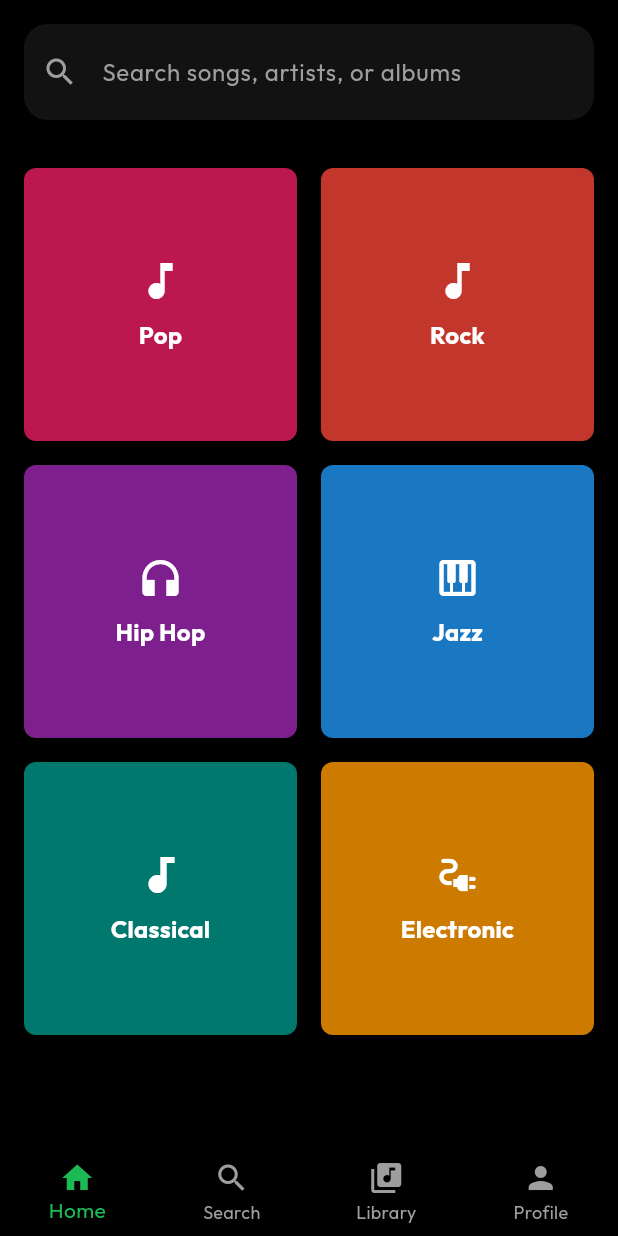
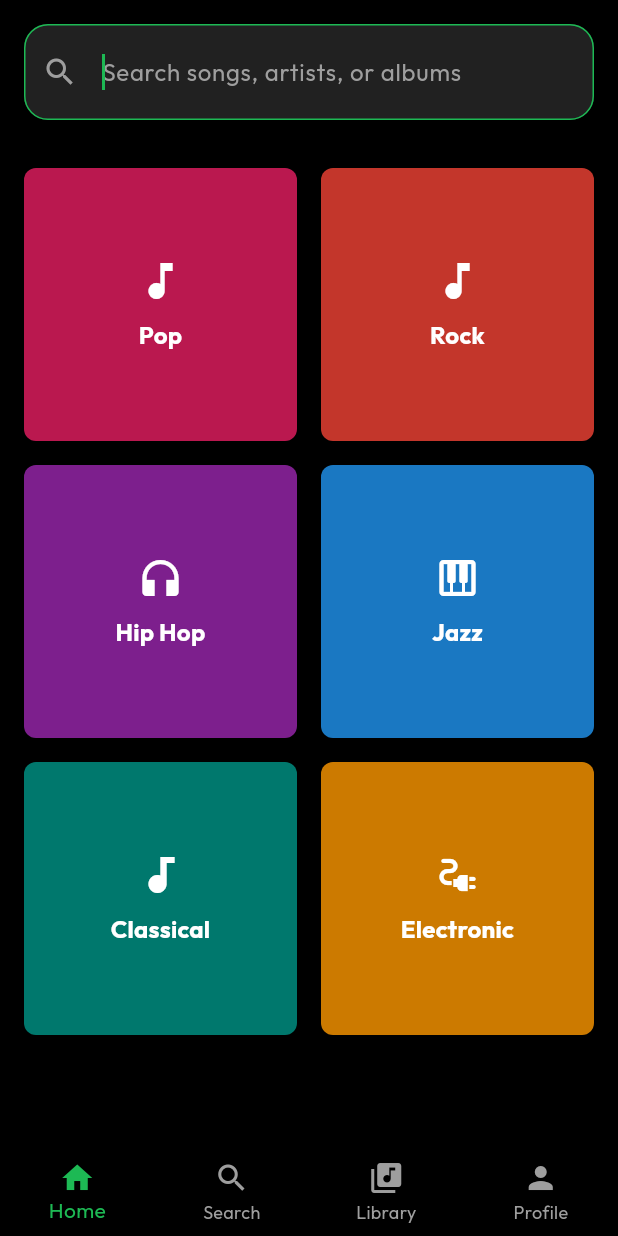
Before and after one commit to akibur-rahman/Auracle, a Flutter app: the SearchScreen screen opened by its route, on a phone screen of 412 x 824 dp. Run offline on Flutter 3.47's test engine with Material 3 defaults, Android fonts, the phone set to English and light mode, and no system bars; our stand-ins replace cached_network_image, cloud_firestore, file_picker, firebase_auth, firebase_core, firebase_storage and 9 more; missing offline and left inert: audio_session, fuzzywuzzy; accounts and stored records are empty; generated files the repository leaves out were written again; network calls fail.

Commit message:
added search feature
used fuzzywoozy for searching

```diff
--- a/lib/features/music/presentation/screens/search_screen.dart
+++ b/lib/features/music/presentation/screens/search_screen.dart
@@ -1,5 +1,8 @@
 import 'package:flutter/material.dart';
 import 'package:flutter_riverpod/flutter_riverpod.dart';
+import '../../application/search_provider.dart';
+import '../widgets/mini_player.dart';
+import '../widgets/track_list.dart';
 
 class SearchScreen extends ConsumerStatefulWidget {
   const SearchScreen({super.key});
@@ -14,118 +17,153 @@ class _SearchScreenState extends ConsumerState<SearchScreen> {
   bool _isSearching = false;
 
   @override
+  void initState() {
+    super.initState();
+    _searchFocusNode.requestFocus();
+  }
+
+  @override
   void dispose() {
     _searchController.dispose();
     _searchFocusNode.dispose();
     super.dispose();
   }
 
+  void _performSearch(String query) {
+    setState(() {
+      _isSearching = query.isNotEmpty;
+    });
+
+    if (query.isNotEmpty) {
+      ref.read(searchResultsProvider.notifier).search(query);
+    }
+  }
+
   @override
   Widget build(BuildContext context) {
+    final searchResults = ref.watch(searchResultsProvider);
+
     return Scaffold(
+      backgroundColor: Theme.of(context).colorScheme.background,
       body: SafeArea(
-        child: CustomScrollView(
-          slivers: [
+        child: Column(
+          children: [
             // Search Bar
-            SliverToBoxAdapter(
-              child: Padding(
+            Padding(
               padding: const EdgeInsets.all(16.0),
               child: TextField(
                 controller: _searchController,
                 focusNode: _searchFocusNode,
+                style: const TextStyle(color: Colors.white),
                 decoration: InputDecoration(
                   hintText: 'Search songs, artists, or albums',
-                    prefixIcon: const Icon(Icons.search),
-                    suffixIcon:
-                        _searchController.text.isNotEmpty
+                  prefixIcon: const Icon(Icons.search, color: Colors.grey),
+                  suffixIcon: _searchController.text.isNotEmpty
                       ? IconButton(
-                              icon: const Icon(Icons.clear),
+                          icon: const Icon(Icons.clear, color: Colors.grey),
                           onPressed: () {
                             _searchController.clear();
-                                setState(() {
-                                  _isSearching = false;
-                                });
+                            _performSearch('');
                           },
                         )
                       : null,
+                  filled: true,
+                  fillColor: Colors.grey[900],
+                  border: OutlineInputBorder(
+                    borderRadius: BorderRadius.circular(10),
+                    borderSide: BorderSide.none,
                   ),
-                  onChanged: (value) {
-                    setState(() {
-                      _isSearching = value.isNotEmpty;
-                    });
-                  },
                 ),
+                onChanged: _performSearch,
+                textInputAction: TextInputAction.search,
               ),
             ),
 
             // Search Results or Browse Categories
-            if (_isSearching)
-              const SliverToBoxAdapter(
-                child: Center(
-                  child: Padding(
-                    padding: EdgeInsets.all(16.0),
-                    child: Text('Search results will appear here'),
+            Expanded(
+              child: _isSearching
+                  ? searchResults.isEmpty
+                      ? _buildNoResults()
+                      : TrackList(
+                          songs: searchResults,
+                          scrollable: true,
+                        )
+                  : _buildBrowseCategories(),
+            ),
+
+            // Mini Player
+            const MiniPlayer(),
+          ],
         ),
       ),
-              )
-            else
-              SliverPadding(
+    );
+  }
+
+  Widget _buildNoResults() {
+    return Center(
+      child: Column(
+        mainAxisAlignment: MainAxisAlignment.center,
+        children: [
+          Icon(
+            Icons.search_off,
+            size: 64,
+            color: Theme.of(context).colorScheme.primary,
+          ),
+          const SizedBox(height: 16),
+          Text(
+            'No results found',
+            style: Theme.of(context).textTheme.titleLarge?.copyWith(
+                  color: Colors.white,
+                ),
+          ),
+          const SizedBox(height: 8),
+          Text(
+            'Try different keywords',
+            style: Theme.of(context).textTheme.bodyLarge?.copyWith(
+                  color: Colors.grey[400],
+                ),
+          ),
+        ],
+      ),
+    );
+  }
+
+  Widget _buildBrowseCategories() {
+    final categories = [
+      {'title': 'Pop', 'color': Colors.pink, 'icon': Icons.music_note},
+      {'title': 'Rock', 'color': Colors.red, 'icon': Icons.music_note},
+      {'title': 'Hip Hop', 'color': Colors.purple, 'icon': Icons.headphones},
+      {'title': 'Jazz', 'color': Colors.blue, 'icon': Icons.piano},
+      {'title': 'Classical', 'color': Colors.teal, 'icon': Icons.audiotrack},
+      {
+        'title': 'Electronic',
+        'color': Colors.orange,
+        'icon': Icons.electrical_services
+      },
+    ];
+
+    return GridView.builder(
       padding: const EdgeInsets.all(16.0),
-                sliver: SliverGrid(
       gridDelegate: const SliverGridDelegateWithFixedCrossAxisCount(
         crossAxisCount: 2,
         mainAxisSpacing: 16.0,
         crossAxisSpacing: 16.0,
         childAspectRatio: 1.0,
       ),
-                  delegate: SliverChildBuilderDelegate((context, index) {
-                    final categories = [
-                      {
-                        'title': 'Pop',
-                        'color': Colors.pink,
-                        'icon': Icons.music_note,
-                      },
-                      {
-                        'title': 'Rock',
-                        'color': Colors.red,
-                        'icon': Icons.music_note,
-                      },
-                      {
-                        'title': 'Hip Hop',
-                        'color': Colors.purple,
-                        'icon': Icons.headphones,
-                      },
-                      {
-                        'title': 'Jazz',
-                        'color': Colors.blue,
-                        'icon': Icons.piano,
-                      },
-                      {
-                        'title': 'Classical',
-                        'color': Colors.teal,
-                        'icon': Icons.audiotrack,
-                      },
-                      {
-                        'title': 'Electronic',
-                        'color': Colors.orange,
-                        'icon': Icons.electrical_services,
-                      },
-                    ];
-
-                    if (index >= categories.length) return null;
-
+      itemCount: categories.length,
+      itemBuilder: (context, index) {
         final category = categories[index];
         return _CategoryCard(
           title: category['title'] as String,
           color: category['color'] as Color,
           icon: category['icon'] as IconData,
+          onTap: () {
+            // Pre-fill search with category name
+            _searchController.text = category['title'] as String;
+            _performSearch(_searchController.text);
+          },
         );
-                  }),
-                ),
-              ),
-          ],
-        ),
-      ),
+      },
     );
   }
 }
@@ -134,11 +172,13 @@ class _CategoryCard extends StatelessWidget {
   final String title;
   final Color color;
   final IconData icon;
+  final VoidCallback onTap;
 
   const _CategoryCard({
     required this.title,
     required this.color,
     required this.icon,
+    required this.onTap,
   });
 
   @override
@@ -147,9 +187,7 @@ class _CategoryCard extends StatelessWidget {
       color: color.withOpacity(0.8),
       borderRadius: BorderRadius.circular(8.0),
       child: InkWell(
-        onTap: () {
-          // TODO: Navigate to category page
-        },
+        onTap: onTap,
         borderRadius: BorderRadius.circular(8.0),
         child: Container(
           padding: const EdgeInsets.all(16.0),
--- a/pubspec.yaml
+++ b/pubspec.yaml
@@ -51,6 +51,7 @@ dependencies:
   permission_handler: ^12.0.0+1
   just_audio: ^0.9.35
   audio_session: ^0.1.16
+  fuzzywuzzy: ^1.2.0
 
 
 dev_dependencies:
```
Also changed, not shown: lib/features/music/application/search_provider.dart (added, +80 -0 lines), pubspec.lock, 1 other file. Lines whose indentation alone changed are shown as unchanged.
